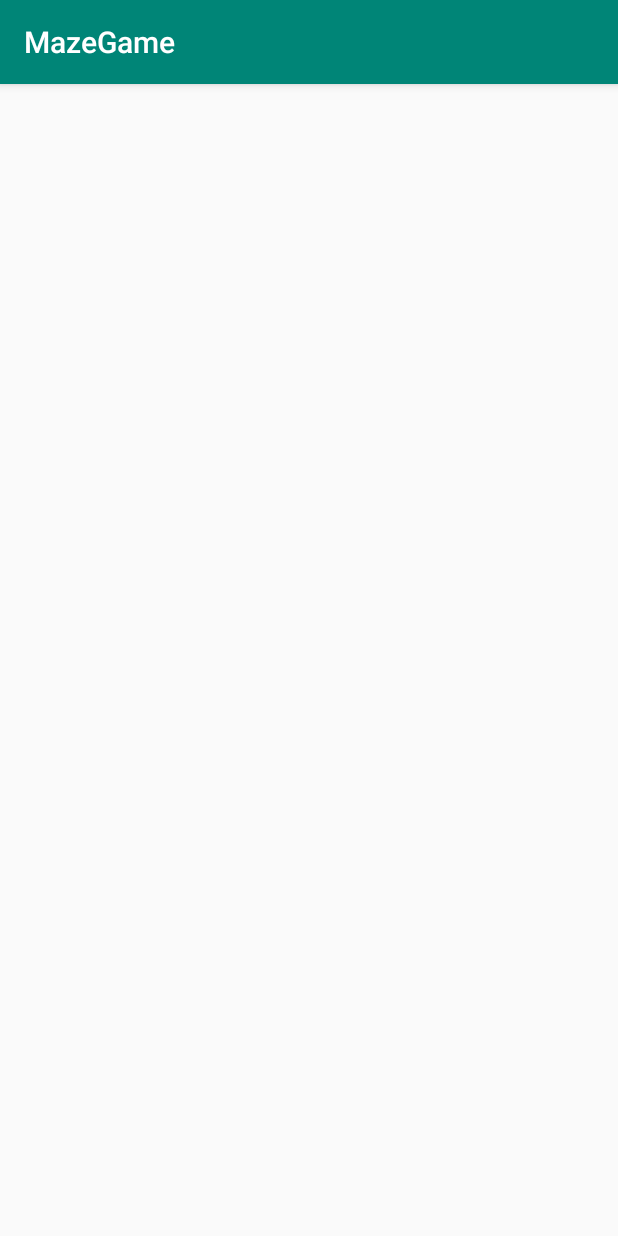
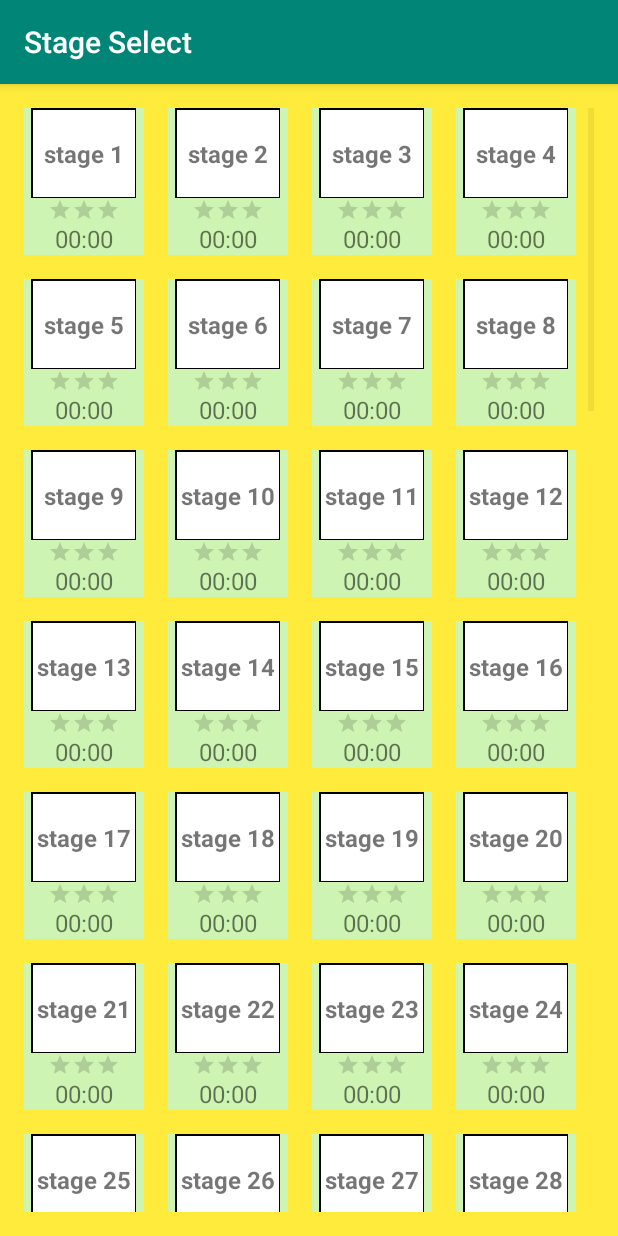
Before and after one commit to DEVELOPERfalcon/MazeGame, an Android app: the FreeModeActivity screen opened directly, with no data from a screen before it, on a phone screen of 412 x 824 dp. Run offline under Robolectric (Android 15) with nearby library versions, the phone set to English and light mode, and no system bars.

Commit message:
FreeMode 작업

```diff
--- a/app/src/main/AndroidManifest.xml
+++ b/app/src/main/AndroidManifest.xml
@@ -11,8 +11,8 @@
         android:theme="@style/AppTheme">
         <activity android:name=".optionActivity"></activity>
         <activity android:name=".FreeModeActivity" />
-        <activity android:name=".AcadeModeActivity" />
-        <activity android:name=".MainActivity">
+        <activity android:name=".AcadeModeActivity" android:theme="@style/AppTheme.NoActionbar"/>
+        <activity android:name=".MainActivity" android:theme="@style/AppTheme.NoActionbar">
             <intent-filter>
                 <action android:name="android.intent.action.MAIN" />
 
--- /dev/null
+++ b/app/src/main/java/com/tagsoft/mazegame/ClearData.java
@@ -0,0 +1,47 @@
+package com.tagsoft.mazegame;
+
+public class ClearData {
+    private int stageNumber;
+    private int starsNumber;
+    private String minute;
+    private String second;
+
+    public ClearData(int stageNumber, int starsNumber, String minute, String second) {
+        this.stageNumber = stageNumber;
+        this.starsNumber = starsNumber;
+        this.minute = minute;
+        this.second = second;
+    }
+
+    public int getStageNumber() {
+        return stageNumber;
+    }
+
+    public void setStageNumber(int stageNumber) {
+        this.stageNumber = stageNumber;
+    }
+
+    public int getStarsNumber() {
+        return starsNumber;
+    }
+
+    public void setStarsNumber(int starsNumber) {
+        this.starsNumber = starsNumber;
+    }
+
+    public String getMinute() {
+        return minute;
+    }
+
+    public void setMinute(String minute) {
+        this.minute = minute;
+    }
+
+    public String getSecond() {
+        return second;
+    }
+
+    public void setSecond(String second) {
+        this.second = second;
+    }
+}
--- a/app/src/main/java/com/tagsoft/mazegame/FreeModeActivity.java
+++ b/app/src/main/java/com/tagsoft/mazegame/FreeModeActivity.java
@@ -2,12 +2,32 @@ package com.tagsoft.mazegame;
 
 import android.support.v7.app.AppCompatActivity;
 import android.os.Bundle;
+import android.widget.GridView;
+
+import java.util.ArrayList;
 
 public class FreeModeActivity extends AppCompatActivity {
+
+    GridView gridView;
+    MyAdapter adapter;
+    ArrayList<ClearData> datas = new ArrayList<>();
 
     @Override
     protected void onCreate(Bundle savedInstanceState) {
         super.onCreate(savedInstanceState);
         setContentView(R.layout.activity_free_mode);
+
+        getSupportActionBar().setTitle("Stage Select");
+
+        gridView = findViewById(R.id.gridview);
+
+        for(int i=0;i<100;i++){
+            datas.add(new ClearData(i+1, 0, "00", "00"));
+        }
+
+
+
+        adapter = new MyAdapter(getLayoutInflater(), datas);
+        gridView.setAdapter(adapter);
     }
 }
--- /dev/null
+++ b/app/src/main/java/com/tagsoft/mazegame/MyAdapter.java
@@ -0,0 +1,56 @@
+package com.tagsoft.mazegame;
+
+import android.view.LayoutInflater;
+import android.view.View;
+import android.view.ViewGroup;
+import android.widget.BaseAdapter;
+import android.widget.RatingBar;
+import android.widget.TextView;
+
+import java.util.ArrayList;
+
+public class MyAdapter extends BaseAdapter {
+
+    LayoutInflater inflater;
+    ArrayList<ClearData> datas = new ArrayList<>();
+
+    public MyAdapter(LayoutInflater inflater, ArrayList<ClearData> datas) {
+        this.inflater = inflater;
+        this.datas = datas;
+    }
+
+    @Override
+    public int getCount() {
+        return datas.size();
+    }
+
+    @Override
+    public Object getItem(int position) {
+        return datas.get(position);
+    }
+
+    @Override
+    public long getItemId(int position) {
+        return position;
+    }
+
+    @Override
+    public View getView(int position, View view, ViewGroup viewGroup) {
+
+        if(view == null){
+            view = inflater.inflate(R.layout.stage, viewGroup, false);
+        }
+
+        ClearData clearData = datas.get(position);
+
+        TextView stageNumber = view.findViewById(R.id.stage_num);
+        RatingBar ratingBar = view.findViewById(R.id.rating);
+        TextView clearTime = view.findViewById(R.id.clear_time);
+
+        stageNumber.setText("stage "+clearData.getStageNumber());
+        ratingBar.setRating((float)clearData.getStarsNumber());
+        clearTime.setText(clearData.getMinute()+":"+clearData.getSecond());
+
+        return view;
+    }
+}
--- a/app/src/main/res/layout/activity_free_mode.xml
+++ b/app/src/main/res/layout/activity_free_mode.xml
@@ -1,9 +1,20 @@
 <?xml version="1.0" encoding="utf-8"?>
-<android.support.constraint.ConstraintLayout xmlns:android="http://schemas.android.com/apk/res/android"
+<RelativeLayout xmlns:android="http://schemas.android.com/apk/res/android"
     xmlns:app="http://schemas.android.com/apk/res-auto"
     xmlns:tools="http://schemas.android.com/tools"
     android:layout_width="match_parent"
     android:layout_height="match_parent"
     tools:context=".FreeModeActivity">
 
-</android.support.constraint.ConstraintLayout>
+    <GridView
+        android:id="@+id/gridview"
+        android:layout_width="match_parent"
+        android:layout_height="match_parent"
+        android:numColumns="auto_fit"
+        android:columnWidth="80dp"
+        android:verticalSpacing="16dp"
+        android:horizontalSpacing="4dp"
+        android:background="#FFEB3B"
+        android:padding="16dp"/>
+
+</RelativeLayout>
--- /dev/null
+++ b/app/src/main/res/layout/stage.xml
@@ -0,0 +1,50 @@
+<?xml version="1.0" encoding="utf-8"?>
+<RelativeLayout xmlns:android="http://schemas.android.com/apk/res/android"
+    android:orientation="vertical"
+    android:layout_width="80dp"
+    android:layout_height="wrap_content"
+    android:background="#CEF4B3">
+
+    <View
+        android:id="@+id/border"
+        android:layout_width="70dp"
+        android:layout_height="60dp"
+        android:background="#000000"
+        android:layout_alignParentTop="true"
+        android:layout_centerHorizontal="true"/>
+    <TextView
+        android:id="@+id/stage_num"
+        android:layout_width="68dp"
+        android:layout_height="58dp"
+        android:text="stage 1"
+        android:textStyle="bold"
+        android:textSize="16sp"
+        android:gravity="center"
+        android:background="#ffffff"
+        android:layout_margin="1dp"
+        android:layout_alignParentTop="true"
+        android:layout_centerHorizontal="true"/>
+
+    <RatingBar
+        android:id="@+id/rating"
+        android:layout_width="wrap_content"
+        android:layout_height="wrap_content"
+        android:numStars="3"
+        android:rating="0"
+        android:stepSize="1"
+        android:isIndicator="true"
+        style="@style/Widget.AppCompat.RatingBar.Small"
+        android:layout_below="@id/border"
+        android:layout_centerHorizontal="true"/>
+
+    <TextView
+        android:id="@+id/clear_time"
+        android:layout_width="wrap_content"
+        android:layout_height="wrap_content"
+        android:text="00:00"
+        android:textSize="16sp"
+        android:gravity="center"
+        android:layout_below="@id/rating"
+        android:layout_centerHorizontal="true"/>
+
+</RelativeLayout>
--- a/app/src/main/res/values/styles.xml
+++ b/app/src/main/res/values/styles.xml
@@ -8,4 +8,11 @@
         <item name="colorAccent">@color/colorAccent</item>
     </style>
 
+    <style name="AppTheme.NoActionbar" parent="Theme.AppCompat.Light.NoActionBar">
+        <!-- Customize your theme here. -->
+        <item name="colorPrimary">@color/colorPrimary</item>
+        <item name="colorPrimaryDark">@color/colorPrimaryDark</item>
+        <item name="colorAccent">@color/colorAccent</item>
+    </style>
+
 </resources>
```
Also changed, not shown: app/src/main/res/layout/activity_acade_mode.xml (+0 -23 lines), app/src/main/res/drawable/joystick_background.png (added).
